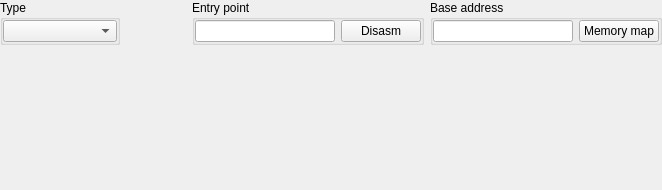
Old version of the form formatswidget.ui in the repository horsicq/FormatWidgets.
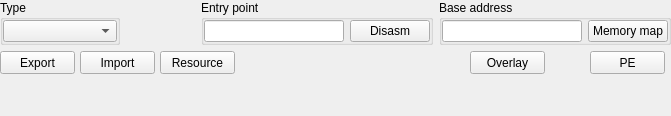
New version of the form. The open tabs and pages were chosen to show the change. Custom widgets are drawn as their Qt base class.

What changed in the file:
```diff
--- a/formatswidget.ui
+++ b/formatswidget.ui
@@ -6,8 +6,8 @@
    <rect>
     <x>0</x>
     <y>0</y>
-    <width>662</width>
-    <height>190</height>
+    <width>671</width>
+    <height>116</height>
    </rect>
   </property>
   <property name="windowTitle">
@@ -178,7 +178,73 @@
      <widget class="QWidget" name="pageBinary"/>
      <widget class="QWidget" name="pageCOM"/>
      <widget class="QWidget" name="pageMSDOS"/>
-     <widget class="QWidget" name="pagePE"/>
+     <widget class="QWidget" name="pagePE">
+      <widget class="QPushButton" name="pushButtonOverlay">
+       <property name="geometry">
+        <rect>
+         <x>470</x>
+         <y>0</y>
+         <width>75</width>
+         <height>23</height>
+        </rect>
+       </property>
+       <property name="text">
+        <string>Overlay</string>
+       </property>
+      </widget>
+      <widget class="QPushButton" name="pushButtonExport">
+       <property name="geometry">
+        <rect>
+         <x>0</x>
+         <y>0</y>
+         <width>75</width>
+         <height>23</height>
+        </rect>
+       </property>
+       <property name="text">
+        <string>Export</string>
+       </property>
+      </widget>
+      <widget class="QPushButton" name="pushButtonImport">
+       <property name="geometry">
+        <rect>
+         <x>80</x>
+         <y>0</y>
+         <width>75</width>
+         <height>23</height>
+        </rect>
+       </property>
+       <property name="text">
+        <string>Import</string>
+       </property>
+      </widget>
+      <widget class="QPushButton" name="pushButtonResource">
+       <property name="geometry">
+        <rect>
+         <x>160</x>
+         <y>0</y>
+         <width>75</width>
+         <height>23</height>
+        </rect>
+       </property>
+       <property name="text">
+        <string>Resource</string>
+       </property>
+      </widget>
+      <widget class="QPushButton" name="pushButtonPE">
+       <property name="geometry">
+        <rect>
+         <x>590</x>
+         <y>0</y>
+         <width>75</width>
+         <height>23</height>
+        </rect>
+       </property>
+       <property name="text">
+        <string>PE</string>
+       </property>
+      </widget>
+     </widget>
      <widget class="QWidget" name="pageELF"/>
      <widget class="QWidget" name="pageMACH"/>
     </widget>
```
